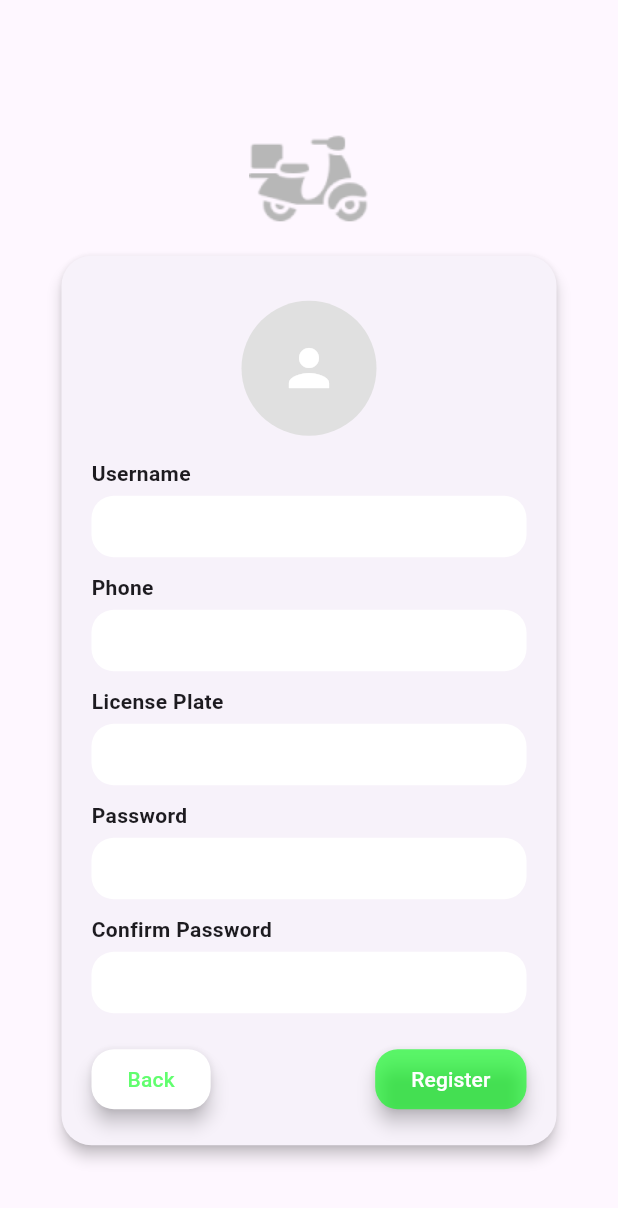
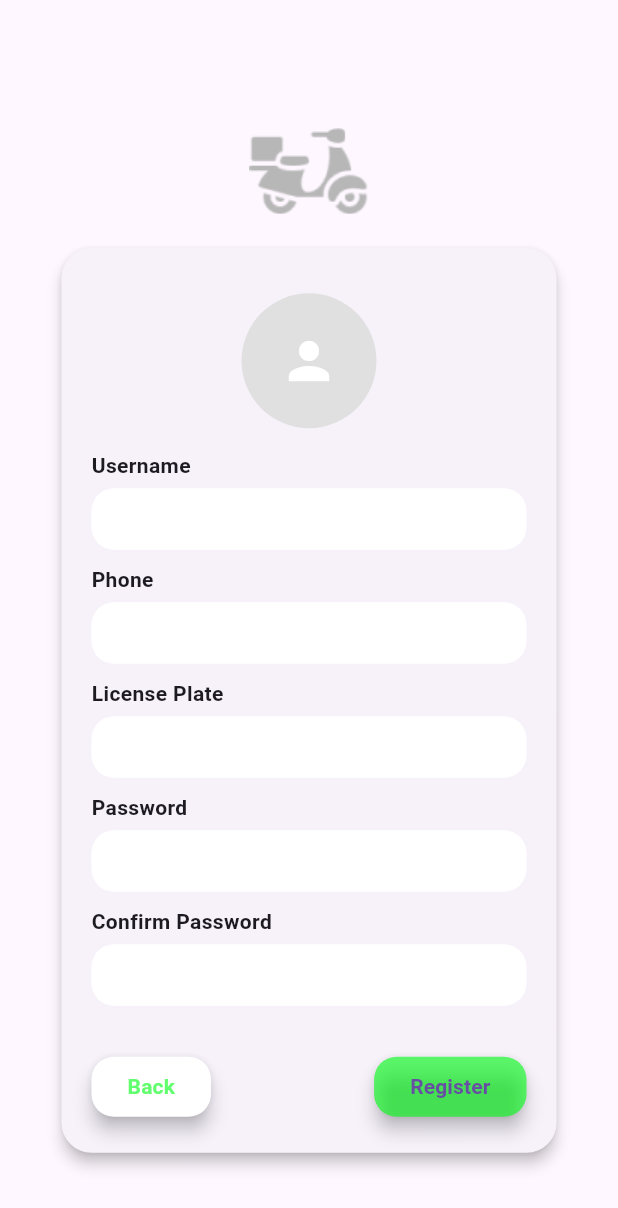
Before and after one commit to PeerapatKaewdee/Delivery_app, a Flutter app: the RegisterRider screen opened directly, on a phone screen of 412 x 824 dp. Shown: the top 1208 px of the screen. Run offline on Flutter 3.47's test engine with Material 3 defaults, Android fonts, the phone set to English and light mode, and no system bars; our stand-ins replace firebase_core, flutter_map, geolocator, image_picker, latlong2; accounts and stored records are empty.

Commit message:
Ui register

```diff
--- a/lib/main.dart
+++ b/lib/main.dart
@@ -24,10 +24,10 @@ class MyApp extends StatelessWidget {
     return MaterialApp(
       title: 'Flutter Demo',
       //home: LoginPage(),
-      //home : RegisterRider()
+      home : RegisterRider()
       // home: RegisterCustomer()
       // home:Selecttype(),
-      home: UserSendPage(),
+      // home: UserSendPage(),
     );
   }
 }
--- a/lib/page/RegisterRider.dart
+++ b/lib/page/RegisterRider.dart
@@ -1,9 +1,10 @@
 import 'package:delivery_app/config/config.dart';
 import 'package:flutter/material.dart';
+import 'package:image_picker/image_picker.dart';
 import 'package:http/http.dart' as http;
-import 'dart:convert'; // for jsonEncode
-import 'dart:developer'; // for log
-// Import your configuration file here
+import 'dart:convert';
+import 'dart:developer';
+import 'dart:io';
 
 class RegisterRider extends StatefulWidget {
   const RegisterRider({super.key});
@@ -17,15 +18,16 @@ class _RegisterRiderState extends State<RegisterRider> {
   final TextEditingController phoneController = TextEditingController();
   final TextEditingController licensePlateController = TextEditingController();
   final TextEditingController passwordController = TextEditingController();
-  final TextEditingController confirmPasswordController =
-      TextEditingController();
+  final TextEditingController confirmPasswordController = TextEditingController();
 
-  String url = ''; // Initialize the URL variable
+  String url = '';
+  File? _image;
+  final picker = ImagePicker();
+  bool _isLoading = false; // Loading state
 
   @override
   void initState() {
     super.initState();
-    // Read the configuration for the API endpoint
     Configuration.getConfig().then((value) {
       log(value['apiEndpoint']);
       setState(() {
@@ -34,86 +36,98 @@ class _RegisterRiderState extends State<RegisterRider> {
     });
   }
 
+  Future<void> _pickImage() async {
+    final pickedFile = await picker.pickImage(source: ImageSource.camera);
+    setState(() {
+      if (pickedFile != null) {
+        _image = File(pickedFile.path);
+      } else {
+        log('No image selected.');
+      }
+    });
+  }
+
   Future<void> registerRider() async {
-    if (url.isEmpty) {
-      // Show an error if the URL is not set
+    if (_validateInputs()) {
+      setState(() {
+        _isLoading = true; // Start loading
+      });
+
+      final request = http.MultipartRequest('POST', Uri.parse('$url/register'));
+
+      if (_image != null) {
+        request.files.add(
+          await http.MultipartFile.fromPath('profile_image', _image!.path),
+        );
+      }
+
+      request.fields['name'] = usernameController.text;
+      request.fields['phone_number'] = phoneController.text;
+      request.fields['license_plate'] = licensePlateController.text;
+      request.fields['password'] = passwordController.text;
+
+      final response = await request.send();
+      setState(() {
+        _isLoading = false; // Stop loading
+      });
+
+      if (response.statusCode == 201) {
+        _showDialog('Success', 'Rider registered successfully!', true);
+      } else if (response.statusCode == 409) {
+        _showDialog('Error', 'Phone number already exists.', false);
+      } else {
+        _showDialog('Error', 'Failed to register rider. Please try again.', false);
+      }
+    }
+  }
+
+  bool _validateInputs() {
+    if (usernameController.text.trim().isEmpty ||
+        phoneController.text.trim().isEmpty ||
+        licensePlateController.text.trim().isEmpty ||
+        passwordController.text.trim().isEmpty ||
+        confirmPasswordController.text.trim().isEmpty) {
+      _showDialog('Error', 'All fields are required and cannot contain only spaces.', false);
+      return false;
+    }
+
+    if (passwordController.text != confirmPasswordController.text) {
+      _showDialog('Error', 'Passwords do not match.', false);
+      return false;
+    }
+
+    // Add more validation checks if needed
+
+    return true;
+  }
+
+  void _showDialog(String title, String content, bool goBack) {
     showDialog(
       context: context,
       builder: (context) => AlertDialog(
-          title: Text('Error'),
-          content: Text('API endpoint is not set. Please try again later.'),
-          actions: [
-            TextButton(
-              onPressed: () => Navigator.of(context).pop(),
-              child: Text('OK'),
-            ),
-          ],
-        ),
-      );
-      return;
-    }
-
-    final response = await http.post(
-      Uri.parse('$url/register'), // Use the dynamic URL
-      headers: {'Content-Type': 'application/json'},
-      body: jsonEncode({
-        'name': usernameController.text,
-        'phone_number': phoneController.text,
-        'license_plate': licensePlateController.text,
-        'password': passwordController.text,
-        'profile_image': '', // Implement image upload logic if needed
-      }),
-    );
-
-    if (response.statusCode == 201) {
-      // Registration successful
-      showDialog(
-        context: context,
-        builder: (context) => AlertDialog(
-          title: Text('Success'),
-          content: Text('Rider registered successfully!'),
+        title: Text(title),
+        content: Text(content),
         actions: [
           TextButton(
             onPressed: () {
               Navigator.of(context).pop();
-                Navigator.pop(context); // Go back to previous screen
+              if (goBack) Navigator.pop(context);
             },
             child: Text('OK'),
           ),
         ],
       ),
     );
-    } else if (response.statusCode == 409) {
-      // Phone number already exists
-      showDialog(
-        context: context,
-        builder: (context) => AlertDialog(
-          title: Text('Error'),
-          content: Text('Phone number already exists.'),
-          actions: [
-            TextButton(
-              onPressed: () => Navigator.of(context).pop(),
-              child: Text('OK'),
-            ),
-          ],
-        ),
-      );
-    } else {
-      // Some other error
-      showDialog(
-        context: context,
-        builder: (context) => AlertDialog(
-          title: Text('Error'),
-          content: Text('Failed to register rider. Please try again.'),
-          actions: [
-            TextButton(
-              onPressed: () => Navigator.of(context).pop(),
-              child: Text('OK'),
-            ),
-          ],
-        ),
-      );
   }
+
+  @override
+  void dispose() {
+    usernameController.dispose();
+    phoneController.dispose();
+    licensePlateController.dispose();
+    passwordController.dispose();
+    confirmPasswordController.dispose();
+    super.dispose();
   }
 
   @override
@@ -122,16 +136,14 @@ class _RegisterRiderState extends State<RegisterRider> {
       body: Center(
         child: SingleChildScrollView(
           child: ConstrainedBox(
-            constraints: BoxConstraints(
-              maxWidth: 330.0, // Adjust maximum width of the card
-            ),
+            constraints: BoxConstraints(maxWidth: 330.0),
             child: Stack(
               alignment: Alignment.topCenter,
               children: [
                 Positioned(
                   top: 5,
                   child: Image.asset(
-                    'assets/images/motorcycle_rider.png', // Change this path to your logo
+                    'assets/images/motorcycle_rider.png',
                     width: 150,
                     height: 100,
                   ),
@@ -151,158 +163,36 @@ class _RegisterRiderState extends State<RegisterRider> {
                         const SizedBox(height: 10.0),
                         Center(
                           child: GestureDetector(
-                            onTap: () {
-                              // Handle image upload here
-                            },
+                            onTap: _pickImage,
                             child: CircleAvatar(
                               radius: 45,
                               backgroundColor: Colors.grey[300],
-                              child: const Icon(
+                              backgroundImage: _image != null ? FileImage(_image!) : null,
+                              child: _image == null
+                                  ? const Icon(
                                       Icons.person,
                                       size: 40,
                                       color: Colors.white,
-                              ),
+                                    )
+                                  : null,
                             ),
                           ),
                         ),
                         const SizedBox(height: 15.0),
-                        const Text('Username',
-                            style: TextStyle(fontWeight: FontWeight.bold)),
-                        const SizedBox(height: 5.0),
-                        TextField(
-                          controller: usernameController,
-                          style: const TextStyle(fontSize: 14.0),
-                          decoration: const InputDecoration(
-                            isDense: true,
-                            filled: true,
-                            fillColor: Colors.white,
-                            contentPadding: EdgeInsets.symmetric(
-                                vertical: 10.0, horizontal: 8.0),
-                            border: OutlineInputBorder(
-                              borderRadius:
-                                  BorderRadius.all(Radius.circular(15.0)),
-                              borderSide: BorderSide.none,
-                            ),
-                          ),
-                        ),
-                        const SizedBox(height: 10.0),
-                        const Text('Phone',
-                            style: TextStyle(fontWeight: FontWeight.bold)),
-                        const SizedBox(height: 5.0),
-                        TextField(
-                          controller: phoneController,
-                          style: const TextStyle(fontSize: 14.0),
-                          decoration: const InputDecoration(
-                            isDense: true,
-                            filled: true,
-                            fillColor: Colors.white,
-                            contentPadding: EdgeInsets.symmetric(
-                                vertical: 10.0, horizontal: 8.0),
-                            border: OutlineInputBorder(
-                              borderRadius:
-                                  BorderRadius.all(Radius.circular(15.0)),
-                              borderSide: BorderSide.none,
-                            ),
-                          ),
-                        ),
-                        const SizedBox(height: 10.0),
-                        const Text('License Plate',
-                            style: TextStyle(fontWeight: FontWeight.bold)),
-                        const SizedBox(height: 5.0),
-                        TextField(
-                          controller: licensePlateController,
-                          style: const TextStyle(fontSize: 14.0),
-                          decoration: const InputDecoration(
-                            isDense: true,
-                            filled: true,
-                            fillColor: Colors.white,
-                            contentPadding: EdgeInsets.symmetric(
-                                vertical: 10.0, horizontal: 8.0),
-                            border: OutlineInputBorder(
-                              borderRadius:
-                                  BorderRadius.all(Radius.circular(15.0)),
-                              borderSide: BorderSide.none,
-                            ),
-                          ),
-                        ),
-                        const SizedBox(height: 10.0),
-                        const Text('Password',
-                            style: TextStyle(fontWeight: FontWeight.bold)),
-                        const SizedBox(height: 5.0),
-                        TextField(
-                          controller: passwordController,
-                          style: const TextStyle(fontSize: 14.0),
-                          decoration: const InputDecoration(
-                            isDense: true,
-                            filled: true,
-                            fillColor: Colors.white,
-                            contentPadding: EdgeInsets.symmetric(
-                                vertical: 10.0, horizontal: 8.0),
-                            border: OutlineInputBorder(
-                              borderRadius:
-                                  BorderRadius.all(Radius.circular(15.0)),
-                              borderSide: BorderSide.none,
-                            ),
-                          ),
-                          obscureText: true,
-                        ),
-                        const SizedBox(height: 10.0),
-                        const Text('Confirm Password',
-                            style: TextStyle(fontWeight: FontWeight.bold)),
-                        const SizedBox(height: 5.0),
-                        TextField(
-                          controller: confirmPasswordController,
-                          style: const TextStyle(fontSize: 14.0),
-                          decoration: const InputDecoration(
-                            isDense: true,
-                            filled: true,
-                            fillColor: Colors.white,
-                            contentPadding: EdgeInsets.symmetric(
-                                vertical: 10.0, horizontal: 8.0),
-                            border: OutlineInputBorder(
-                              borderRadius:
-                                  BorderRadius.all(Radius.circular(15.0)),
-                              borderSide: BorderSide.none,
-                            ),
-                          ),
-                          obscureText: true,
-                        ),
+                        buildTextField('Username', usernameController),
+                        buildTextField('Phone', phoneController),
+                        buildTextField('License Plate', licensePlateController),
+                        buildPasswordField('Password', passwordController),
+                        buildPasswordField('Confirm Password', confirmPasswordController),
                         const SizedBox(height: 20.0),
                         Row(
                           mainAxisAlignment: MainAxisAlignment.spaceBetween,
                           children: [
-                            ElevatedButton(
-                              onPressed: () {
-                                Navigator.pop(context);
-                              },
-                              style: ElevatedButton.styleFrom(
-                                backgroundColor: Colors.white,
-                                foregroundColor:
-                                    const Color.fromRGBO(0, 253, 21, 0.62),
-                                elevation: 5.0,
-                                shape: RoundedRectangleBorder(
-                                  borderRadius: BorderRadius.circular(15.0),
-                                ),
-                              ),
-                              child: const Text('Back'),
-                            ),
-                            ElevatedButton(
-                              onPressed: () {
-                                registerRider(); // Call the API
-                              },
-                              style: ElevatedButton.styleFrom(
-                                backgroundColor:
-                                    const Color.fromRGBO(0, 253, 21, 0.62),
-                                foregroundColor: Colors.white,
-                                elevation: 5.0,
-                                shape: RoundedRectangleBorder(
-                                  borderRadius: BorderRadius.circular(15.0),
-                                ),
-                              ),
-                              child: const Text('Register'),
-                            ),
+                            buildBackButton(),
+                            buildRegisterButton(),
                           ],
                         ),
+                        if (_isLoading) const Center(child: CircularProgressIndicator()), // Loading indicator
                       ],
                     ),
                   ),
@@ -314,4 +204,86 @@ class _RegisterRiderState extends State<RegisterRider> {
       ),
     );
   }
+
+  Widget buildTextField(String label, TextEditingController controller) {
+    return Column(
+      crossAxisAlignment: CrossAxisAlignment.start,
+      children: [
+        Text(label, style: TextStyle(fontWeight: FontWeight.bold)),
+        const SizedBox(height: 5.0),
+        TextField(
+          controller: controller,
+          style: const TextStyle(fontSize: 14.0),
+          decoration: const InputDecoration(
+            isDense: true,
+            filled: true,
+            fillColor: Colors.white,
+            contentPadding: EdgeInsets.symmetric(vertical: 10.0, horizontal: 8.0),
+            border: OutlineInputBorder(
+              borderRadius: BorderRadius.all(Radius.circular(15.0)),
+              borderSide: BorderSide.none,
+            ),
+          ),
+        ),
+        const SizedBox(height: 10.0),
+      ],
+    );
   }
+
+  Widget buildPasswordField(String label, TextEditingController controller) {
+    return Column(
+      crossAxisAlignment: CrossAxisAlignment.start,
+      children: [
+        Text(label, style: TextStyle(fontWeight: FontWeight.bold)),
+        const SizedBox(height: 5.0),
+        TextField(
+          controller: controller,
+          obscureText: true,
+          style: const TextStyle(fontSize: 14.0),
+          decoration: const InputDecoration(
+            isDense: true,
+            filled: true,
+            fillColor: Colors.white,
+            contentPadding: EdgeInsets.symmetric(vertical: 10.0, horizontal: 8.0),
+            border: OutlineInputBorder(
+              borderRadius: BorderRadius.all(Radius.circular(15.0)),
+              borderSide: BorderSide.none,
+            ),
+          ),
+        ),
+        const SizedBox(height: 10.0),
+      ],
+    );
+  }
+
+  Widget buildBackButton() {
+    return ElevatedButton(
+      onPressed: () {
+        Navigator.pop(context);
+      },
+      style: ElevatedButton.styleFrom(
+        backgroundColor: Colors.white,
+        foregroundColor: const Color.fromRGBO(0, 253, 21, 0.62),
+        elevation: 5.0,
+        shape: RoundedRectangleBorder(
+          borderRadius: BorderRadius.circular(15.0),
+        ),
+      ),
+      child: const Text('Back', style: TextStyle(fontWeight: FontWeight.bold)),
+    );
+  }
+
+  Widget buildRegisterButton() {
+    return ElevatedButton(
+      onPressed: registerRider,
+      style: ElevatedButton.styleFrom(
+        backgroundColor: const Color.fromRGBO(0, 253, 21, 0.62),
+        elevation: 5.0,
+        shape: RoundedRectangleBorder(
+          borderRadius: BorderRadius.circular(15.0),
+        ),
+      ),
+      child: const Text('Register', style: TextStyle(fontWeight: FontWeight.bold)),
+    );
+  }
+}
```
Also changed, not shown: pubspec.lock. Lines whose indentation alone changed are shown as unchanged.
